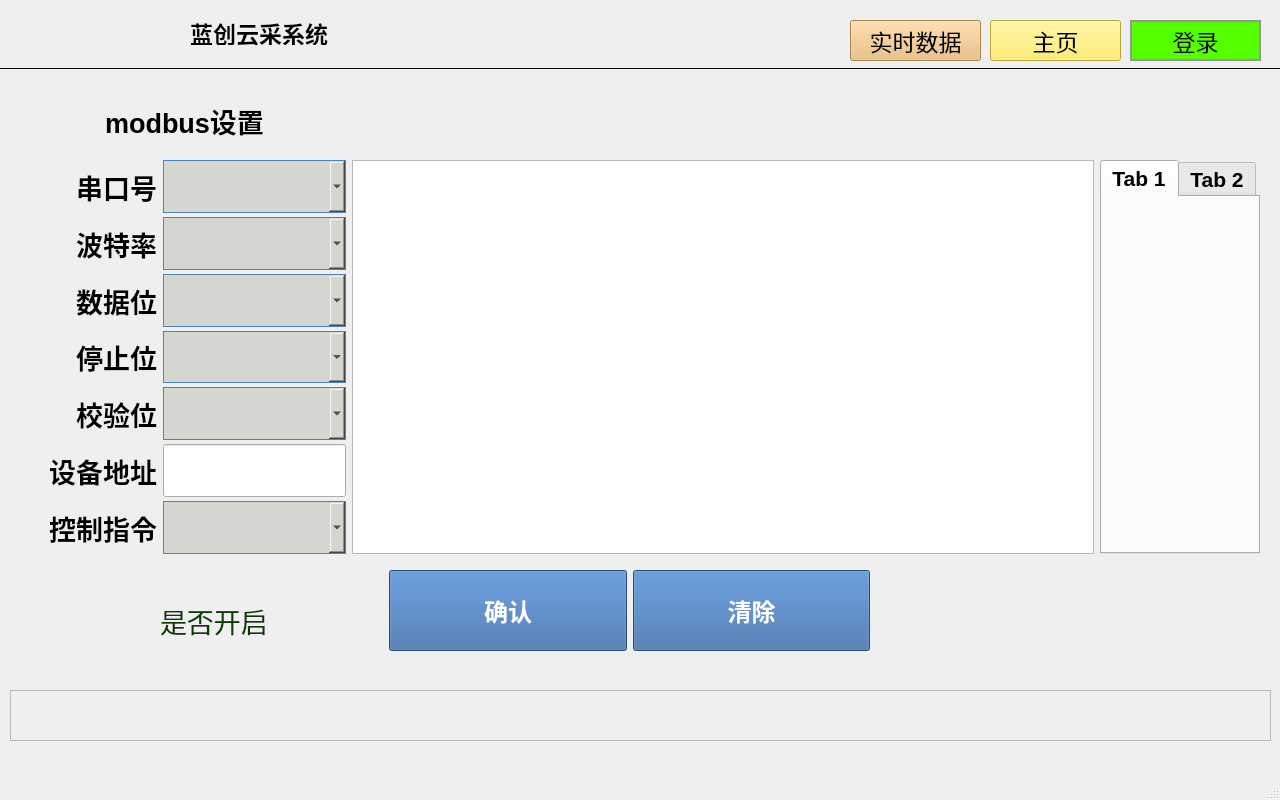
Old version of the form qt-app-master/mainwindow.ui in the repository aa123Eason/workcode.
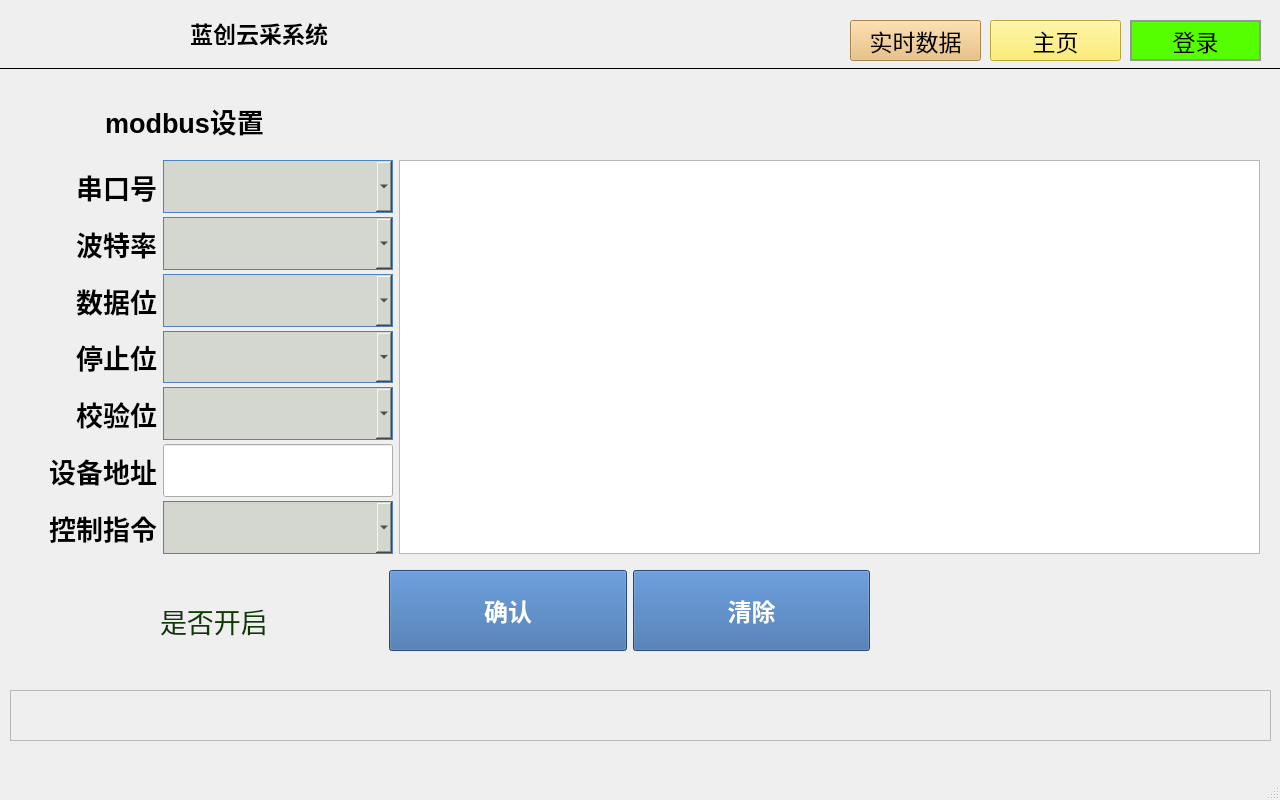
New version of the form. The open tabs and pages were chosen to show the change. Icons and pictures are not drawn.

```diff
--- a/qt-app-master/mainwindow.ui
+++ b/qt-app-master/mainwindow.ui
@@ -4604,7 +4604,7 @@
         <height>394</height>
        </rect>
       </property>
-      <layout class="QHBoxLayout" name="horizontalLayout_14" stretch="2,5,0">
+      <layout class="QHBoxLayout" name="horizontalLayout_14" stretch="2,5">
        <item>
         <layout class="QGridLayout" name="gridLayout" rowstretch="1,1,1,1,1,1,1" columnstretch="0,1">
          <property name="sizeConstraint">
@@ -5033,20 +5033,6 @@
          </property>
         </widget>
        </item>
-       <item>
-        <widget class="QTabWidget" name="tabWidget">
-         <widget class="QWidget" name="tab">
-          <attribute name="title">
-           <string>Tab 1</string>
-          </attribute>
-         </widget>
-         <widget class="QWidget" name="tab_2">
-          <attribute name="title">
-           <string>Tab 2</string>
-          </attribute>
-         </widget>
-        </widget>
-       </item>
       </layout>
      </widget>
      <widget class="QWidget" name="layoutWidget">
```
Left out of the diff: 10 changed lines with no effect on the pictures.
